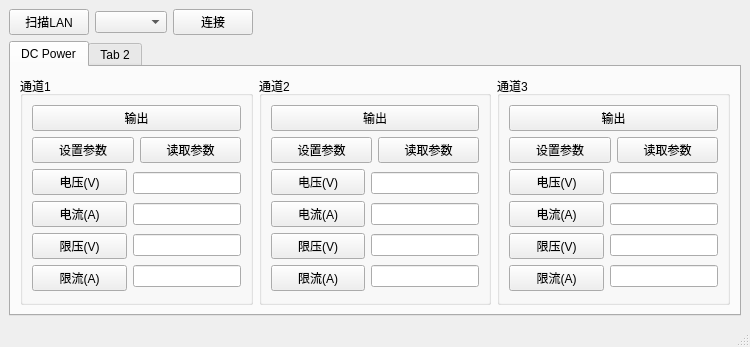
This is mainwindow.ui in cjhonlyone/qt-visa-controller as Qt 5 draws it before an edit. The edited form follows.
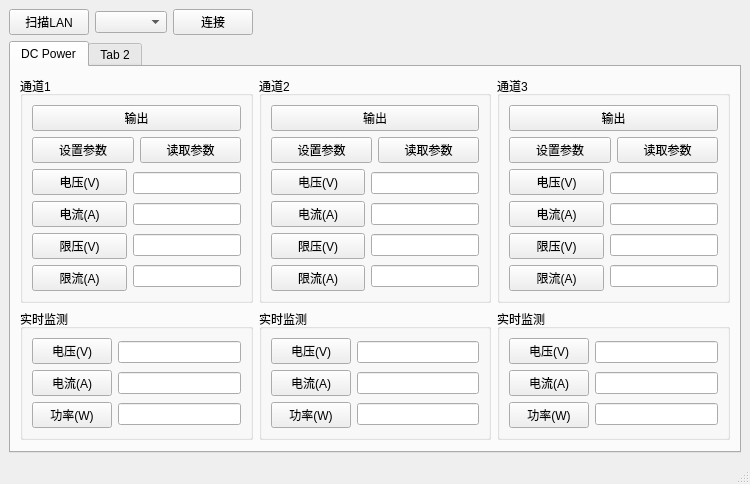
This is the edited form.

Commit message: add monitor function

The edit to the form file:
```diff
--- a/mainwindow.ui
+++ b/mainwindow.ui
@@ -7,7 +7,7 @@
     <x>0</x>
     <y>0</y>
     <width>750</width>
-    <height>301</height>
+    <height>415</height>
    </rect>
   </property>
   <property name="minimumSize">
@@ -64,13 +64,15 @@
        <attribute name="title">
         <string>DC Power</string>
        </attribute>
-       <layout class="QHBoxLayout" name="horizontalLayout_8">
+       <layout class="QHBoxLayout" name="horizontalLayout_11">
+        <item>
+         <layout class="QVBoxLayout" name="verticalLayout_6">
         <item>
          <widget class="QGroupBox" name="groupBox">
           <property name="title">
            <string>通道1</string>
           </property>
-          <layout class="QVBoxLayout" name="verticalLayout_3">
+            <layout class="QVBoxLayout" name="verticalLayout_5">
            <item>
             <widget class="QPushButton" name="OUTP_1">
              <property name="text">
@@ -176,29 +178,80 @@
              </item>
             </layout>
            </item>
-           <item>
-            <spacer name="verticalSpacer">
-             <property name="orientation">
-              <enum>Qt::Vertical</enum>
-             </property>
-             <property name="sizeHint" stdset="0">
-              <size>
-               <width>20</width>
-               <height>40</height>
-              </size>
-             </property>
-            </spacer>
-           </item>
           </layout>
          </widget>
         </item>
         <item>
          <widget class="QGroupBox" name="groupBox_2">
           <property name="title">
-           <string>通道2</string>
-          </property>
+             <string>实时监测</string>
+            </property>
+            <layout class="QHBoxLayout" name="horizontalLayout_3">
+             <item>
+              <layout class="QVBoxLayout" name="verticalLayout_3">
+               <item>
+                <widget class="QPushButton" name="MEASVoltLabel_1">
+                 <property name="text">
+                  <string>电压(V)</string>
+                 </property>
+                </widget>
+               </item>
+               <item>
+                <widget class="QPushButton" name="MEASCurrLabel_1">
+                 <property name="text">
+                  <string>电流(A)</string>
+                 </property>
+                </widget>
+               </item>
+               <item>
+                <widget class="QPushButton" name="MEASPwrrLabel_1">
+                 <property name="text">
+                  <string>功率(W)</string>
+                 </property>
+                </widget>
+               </item>
+              </layout>
+             </item>
+             <item>
           <layout class="QVBoxLayout" name="verticalLayout_4">
            <item>
+                <widget class="QLineEdit" name="MEASVolt_1"/>
+               </item>
+               <item>
+                <widget class="QLineEdit" name="MEASCurr_1"/>
+               </item>
+               <item>
+                <widget class="QLineEdit" name="MEASPwrr_1"/>
+               </item>
+              </layout>
+             </item>
+            </layout>
+           </widget>
+          </item>
+          <item>
+           <spacer name="verticalSpacer">
+            <property name="orientation">
+             <enum>Qt::Vertical</enum>
+            </property>
+            <property name="sizeHint" stdset="0">
+             <size>
+              <width>20</width>
+              <height>40</height>
+             </size>
+            </property>
+           </spacer>
+          </item>
+         </layout>
+        </item>
+        <item>
+         <layout class="QVBoxLayout" name="verticalLayout_7">
+          <item>
+           <widget class="QGroupBox" name="groupBox_3">
+            <property name="title">
+             <string>通道2</string>
+            </property>
+            <layout class="QVBoxLayout" name="verticalLayout_8">
+             <item>
             <widget class="QPushButton" name="OUTP_2">
              <property name="text">
               <string>输出</string>
@@ -206,7 +259,7 @@
             </widget>
            </item>
            <item>
-            <layout class="QHBoxLayout" name="horizontalLayout_3">
+              <layout class="QHBoxLayout" name="horizontalLayout_5">
              <item>
               <widget class="QPushButton" name="SetParam_2">
                <property name="text">
@@ -224,9 +277,9 @@
             </layout>
            </item>
            <item>
-            <layout class="QHBoxLayout" name="horizontalLayout_5">
+              <layout class="QHBoxLayout" name="horizontalLayout_6">
              <item>
-              <layout class="QVBoxLayout" name="verticalLayout_5">
+                <layout class="QVBoxLayout" name="verticalLayout_9">
                <item>
                 <widget class="QPushButton" name="VoltLabel_2">
                  <property name="text">
@@ -258,7 +311,7 @@
               </layout>
              </item>
              <item>
-              <layout class="QVBoxLayout" name="verticalLayout_6">
+                <layout class="QVBoxLayout" name="verticalLayout_11">
                <item>
                 <widget class="QLineEdit" name="Volt_2">
                  <property name="sizePolicy">
@@ -303,6 +356,56 @@
              </item>
             </layout>
            </item>
+            </layout>
+           </widget>
+          </item>
+          <item>
+           <widget class="QGroupBox" name="groupBox_4">
+            <property name="title">
+             <string>实时监测</string>
+            </property>
+            <layout class="QHBoxLayout" name="horizontalLayout_7">
+             <item>
+              <layout class="QVBoxLayout" name="verticalLayout_12">
+               <item>
+                <widget class="QPushButton" name="MEASVoltLabel_2">
+                 <property name="text">
+                  <string>电压(V)</string>
+                 </property>
+                </widget>
+               </item>
+               <item>
+                <widget class="QPushButton" name="MEASCurrLabel_2">
+                 <property name="text">
+                  <string>电流(A)</string>
+                 </property>
+                </widget>
+               </item>
+               <item>
+                <widget class="QPushButton" name="MEASPwrrLabel_2">
+                 <property name="text">
+                  <string>功率(W)</string>
+                 </property>
+                </widget>
+               </item>
+              </layout>
+             </item>
+             <item>
+              <layout class="QVBoxLayout" name="verticalLayout_13">
+               <item>
+                <widget class="QLineEdit" name="MEASVolt_2"/>
+               </item>
+               <item>
+                <widget class="QLineEdit" name="MEASCurr_2"/>
+               </item>
+               <item>
+                <widget class="QLineEdit" name="MEASPwrr_2"/>
+               </item>
+              </layout>
+             </item>
+            </layout>
+           </widget>
+          </item>
            <item>
             <spacer name="verticalSpacer_2">
              <property name="orientation">
@@ -317,14 +420,15 @@
             </spacer>
            </item>
           </layout>
-         </widget>
         </item>
         <item>
-         <widget class="QGroupBox" name="groupBox_3">
+         <layout class="QVBoxLayout" name="verticalLayout_14">
+          <item>
+           <widget class="QGroupBox" name="groupBox_5">
           <property name="title">
            <string>通道3</string>
           </property>
-          <layout class="QVBoxLayout" name="verticalLayout_7">
+            <layout class="QVBoxLayout" name="verticalLayout_15">
            <item>
             <widget class="QPushButton" name="OUTP_3">
              <property name="text">
@@ -333,7 +437,7 @@
             </widget>
            </item>
            <item>
-            <layout class="QHBoxLayout" name="horizontalLayout_6">
+              <layout class="QHBoxLayout" name="horizontalLayout_8">
              <item>
               <widget class="QPushButton" name="SetParam_3">
                <property name="text">
@@ -351,9 +455,9 @@
             </layout>
            </item>
            <item>
-            <layout class="QHBoxLayout" name="horizontalLayout_7">
+              <layout class="QHBoxLayout" name="horizontalLayout_9">
              <item>
-              <layout class="QVBoxLayout" name="verticalLayout_8">
+                <layout class="QVBoxLayout" name="verticalLayout_16">
                <item>
                 <widget class="QPushButton" name="VoltLabel_3">
                  <property name="text">
@@ -385,7 +489,7 @@
               </layout>
              </item>
              <item>
-              <layout class="QVBoxLayout" name="verticalLayout_9">
+                <layout class="QVBoxLayout" name="verticalLayout_17">
                <item>
                 <widget class="QLineEdit" name="Volt_3">
                  <property name="sizePolicy">
@@ -430,6 +534,56 @@
              </item>
             </layout>
            </item>
+            </layout>
+           </widget>
+          </item>
+          <item>
+           <widget class="QGroupBox" name="groupBox_6">
+            <property name="title">
+             <string>实时监测</string>
+            </property>
+            <layout class="QHBoxLayout" name="horizontalLayout_10">
+             <item>
+              <layout class="QVBoxLayout" name="verticalLayout_18">
+               <item>
+                <widget class="QPushButton" name="MEASVoltLabel_3">
+                 <property name="text">
+                  <string>电压(V)</string>
+                 </property>
+                </widget>
+               </item>
+               <item>
+                <widget class="QPushButton" name="MEASCurrLabel_3">
+                 <property name="text">
+                  <string>电流(A)</string>
+                 </property>
+                </widget>
+               </item>
+               <item>
+                <widget class="QPushButton" name="MEASPwrrLabel_3">
+                 <property name="text">
+                  <string>功率(W)</string>
+                 </property>
+                </widget>
+               </item>
+              </layout>
+             </item>
+             <item>
+              <layout class="QVBoxLayout" name="verticalLayout_19">
+               <item>
+                <widget class="QLineEdit" name="MEASVolt_3"/>
+               </item>
+               <item>
+                <widget class="QLineEdit" name="MEASCurr_3"/>
+               </item>
+               <item>
+                <widget class="QLineEdit" name="MEASPwrr_3"/>
+               </item>
+              </layout>
+             </item>
+            </layout>
+           </widget>
+          </item>
            <item>
             <spacer name="verticalSpacer_3">
              <property name="orientation">
@@ -444,7 +598,6 @@
             </spacer>
            </item>
           </layout>
-         </widget>
         </item>
        </layout>
       </widget>
```
Lines whose indentation alone changed are shown as unchanged. The commit also changes 2 other files.
